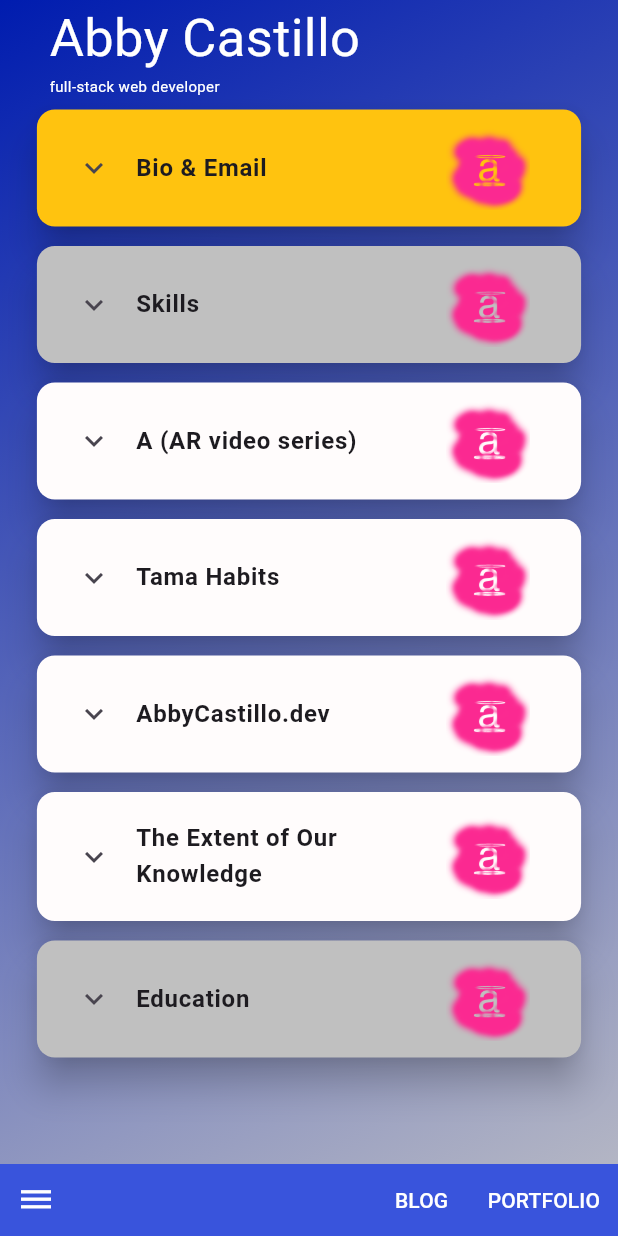
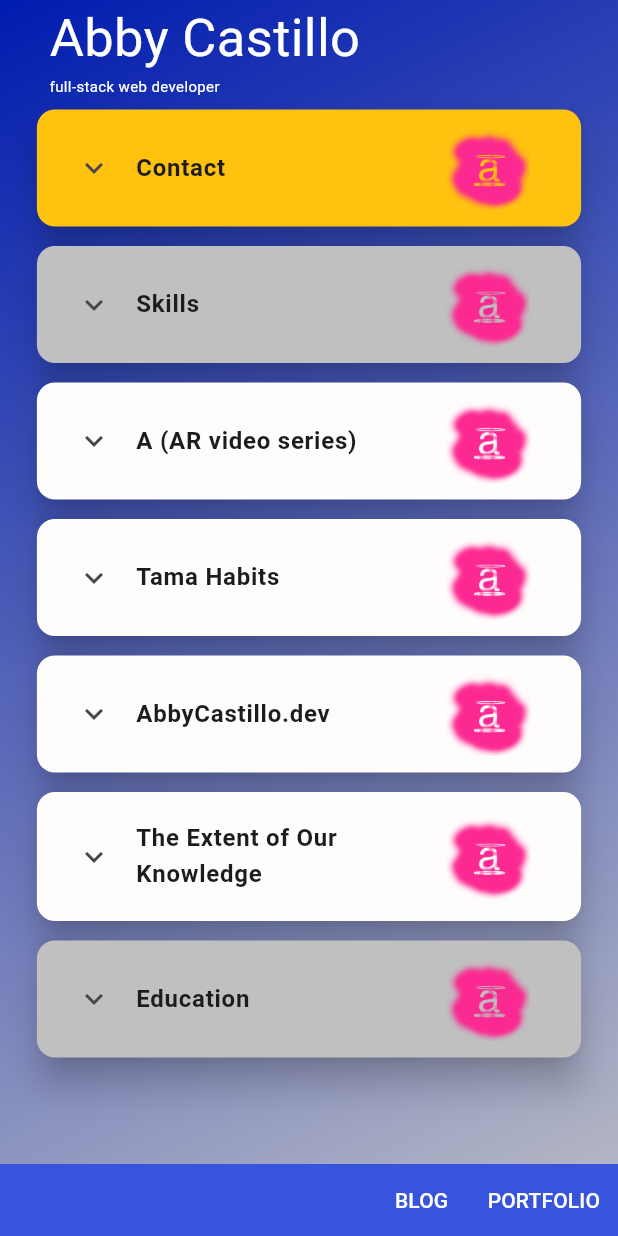
Before and after one commit to abbymachines/flutter-dev-portfolio, a Flutter app: the screen it shows after launch, on a phone screen of 412 x 824 dp. Run offline on Flutter 3.47's test engine with Material 3 defaults, Android fonts, the phone set to English and light mode, and no system bars; our stand-ins replace flutter_markdown.

Commit message:
remove comments and such

```diff
--- a/lib/data/portfolio_items_data.dart
+++ b/lib/data/portfolio_items_data.dart
@@ -5,14 +5,16 @@ import 'package:flutter_dev_portfolio/constants/images.dart';
 
 final items = [
   GenericItem(
-    label: 'Bio & Email',
+    label: 'Contact',
     mainText: "it's true i think!",
     expandedText: '''
   Hello! :) My name is Abby Castillo.
 
-  I am a full-stack software developer and interdisciplinary artist based in Portland, OR. I am **currently looking for work!**
+  I am a full-stack software engineer and interdisciplinary artist based in Portland, OR.
 
   email: abby.machines@gmail.com
+
+  LinkedIn: https://www.linkedin.com/in/abbycc/
 ''',
     color: const Color.fromARGB(255, 255, 195, 15),
     style: const TextStyle(fontSize: 22, fontWeight: FontWeight.bold),
--- a/lib/main.dart
+++ b/lib/main.dart
@@ -115,14 +115,14 @@ class _MyAppState extends State<MyApp> {
                           color: const Color.fromARGB(255, 57, 84, 220)),
                       child: Row(
                         children: [
-                          Container(
-                            child: IconButton(
-                              onPressed: setBlogScreen,
-                              icon: Icon(Icons.dehaze),
-                              color: Colors.white,
-                            ),
-                            alignment: Alignment.topLeft,
-                          ),
+                          // Container(
+                          //   child: IconButton(
+                          //     onPressed: setBlogScreen,
+                          //     icon: Icon(Icons.dehaze),
+                          //     color: Colors.white,
+                          //   ),
+                          //   alignment: Alignment.topLeft,
+                          // ),
                           // SizedBox(width: 20),
                           Spacer(flex: 3),
                           TextButton(
```
Also changed, not shown: lib/widgets/items/item.dart (+5 -92 lines).
